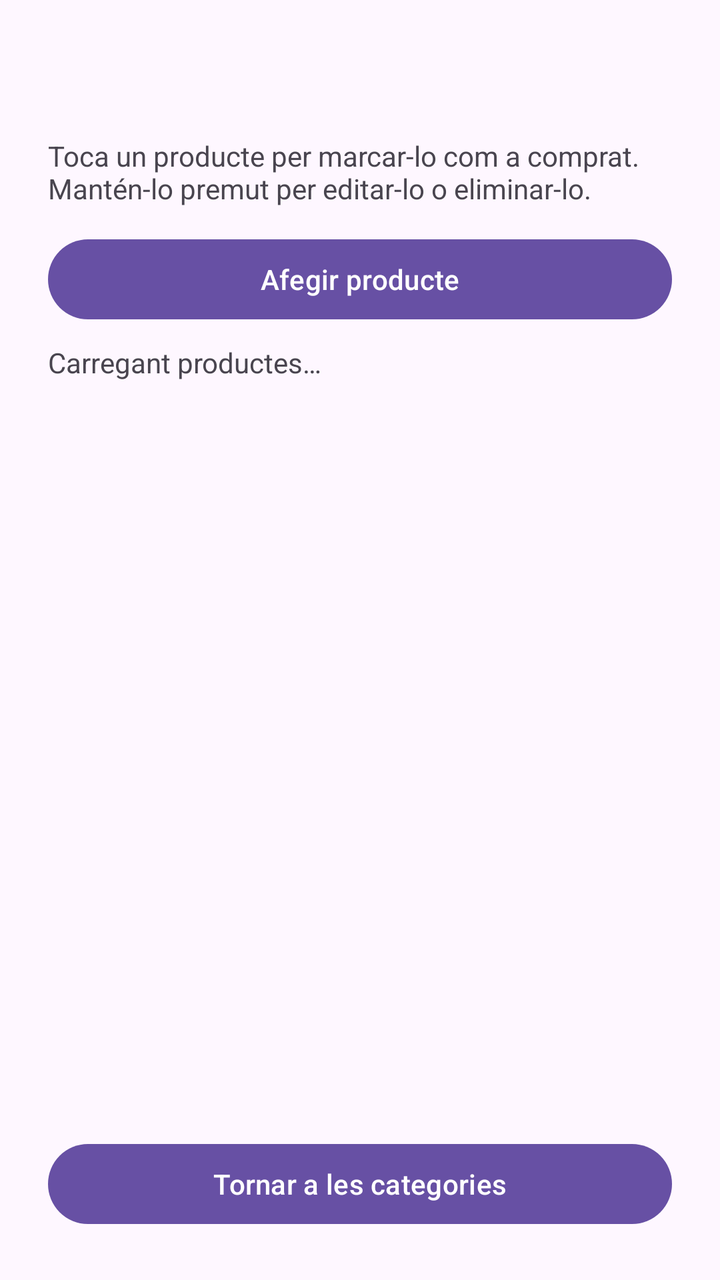
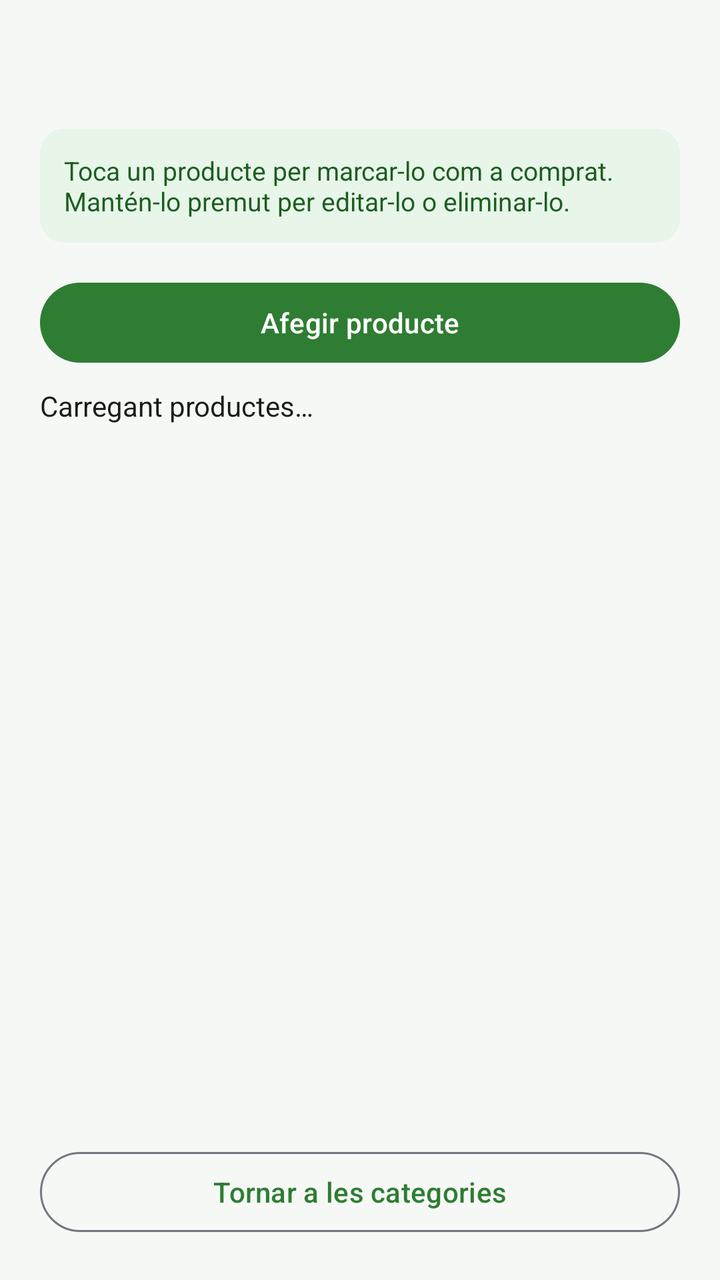

Compare the two renders of this Android layout. The source of the first and the diff that turns it into the second are given below.
<!-- AndroidManifest.xml: application theme Theme.LlistaCompra_Ousama_Aaron -->
<!-- res/layout/activity_productes.xml -->
<?xml version="1.0" encoding="utf-8"?>
<FrameLayout xmlns:android="http://schemas.android.com/apk/res/android"
    android:id="@+id/arrelProductes" android:layout_width="match_parent" android:layout_height="match_parent">
    <LinearLayout android:layout_width="match_parent" android:layout_height="match_parent"
        android:orientation="vertical" android:padding="24dp">
        <TextView android:id="@+id/tvTitolProductes" android:layout_width="match_parent"
            android:layout_height="wrap_content" android:textSize="24sp" android:textStyle="bold" />
        <TextView android:layout_width="match_parent" android:layout_height="wrap_content"
            android:layout_marginTop="12dp" android:text="@string/productes_ajuda" />
        <Button android:id="@+id/btnAfegirProducte" android:layout_width="match_parent"
            android:layout_height="wrap_content" android:layout_marginTop="12dp" android:text="@string/productes_afegir" />
        <TextView android:id="@+id/tvEstatProductes" android:layout_width="match_parent"
            android:layout_height="wrap_content" android:accessibilityLiveRegion="polite"
            android:text="@string/productes_carregant" android:layout_marginVertical="8dp" />
        <ListView android:id="@+id/lvProductes" android:layout_width="match_parent"
            android:layout_height="0dp" android:layout_weight="1" android:choiceMode="multipleChoice" />
        <Button android:id="@+id/btnTornarCategories" android:layout_width="match_parent"
            android:layout_height="wrap_content" android:text="@string/productes_tornar" />
    </LinearLayout>
</FrameLayout>
<!-- resources referenced by this layout -->
<resources>
  <string name="productes_afegir">Afegir producte</string>
  <string name="productes_ajuda">Toca un producte per marcar-lo com a comprat. Mantén-lo premut per editar-lo o eliminar-lo.</string>
  <string name="productes_carregant">Carregant productes…</string>
  <string name="productes_tornar">Tornar a les categories</string>
  <style name="Theme.LlistaCompra_Ousama_Aaron" parent="Base.Theme.LlistaCompra_Ousama_Aaron" />
  <style name="Base.Theme.LlistaCompra_Ousama_Aaron" parent="Theme.Material3.DayNight.NoActionBar">
          
          
      </style>
</resources>

<!-- the commit's change to res/layout/activity_productes.xml (unified diff, before → after) -->
@@ -1,20 +1,70 @@
 <?xml version="1.0" encoding="utf-8"?>
 <FrameLayout xmlns:android="http://schemas.android.com/apk/res/android"
-    android:id="@+id/arrelProductes" android:layout_width="match_parent" android:layout_height="match_parent">
-    <LinearLayout android:layout_width="match_parent" android:layout_height="match_parent"
-        android:orientation="vertical" android:padding="24dp">
-        <TextView android:id="@+id/tvTitolProductes" android:layout_width="match_parent"
-            android:layout_height="wrap_content" android:textSize="24sp" android:textStyle="bold" />
-        <TextView android:layout_width="match_parent" android:layout_height="wrap_content"
-            android:layout_marginTop="12dp" android:text="@string/productes_ajuda" />
-        <Button android:id="@+id/btnAfegirProducte" android:layout_width="match_parent"
-            android:layout_height="wrap_content" android:layout_marginTop="12dp" android:text="@string/productes_afegir" />
-        <TextView android:id="@+id/tvEstatProductes" android:layout_width="match_parent"
-            android:layout_height="wrap_content" android:accessibilityLiveRegion="polite"
-            android:text="@string/productes_carregant" android:layout_marginVertical="8dp" />
-        <ListView android:id="@+id/lvProductes" android:layout_width="match_parent"
-            android:layout_height="0dp" android:layout_weight="1" android:choiceMode="multipleChoice" />
-        <Button android:id="@+id/btnTornarCategories" android:layout_width="match_parent"
-            android:layout_height="wrap_content" android:text="@string/productes_tornar" />
+    android:id="@+id/arrelProductes"
+    android:layout_width="match_parent"
+    android:layout_height="match_parent"
+    android:background="?android:attr/colorBackground">
+
+    <LinearLayout
+        android:layout_width="match_parent"
+        android:layout_height="match_parent"
+        android:orientation="vertical"
+        android:padding="20dp">
+
+        <TextView
+            android:id="@+id/tvTitolProductes"
+            android:layout_width="match_parent"
+            android:layout_height="wrap_content"
+            android:textColor="?attr/colorPrimary"
+            android:textSize="24sp"
+            android:textStyle="bold" />
+
+        <TextView
+            android:layout_width="match_parent"
+            android:layout_height="wrap_content"
+            android:layout_marginTop="12dp"
+            android:background="@drawable/bg_info_box"
+            android:padding="12dp"
+            android:text="@string/productes_ajuda"
+            android:textColor="?attr/colorOnPrimaryContainer"
+            android:textSize="13sp" />
+
+        <Button
+            android:id="@+id/btnAfegirProducte"
+            style="@style/Widget.Material3.Button"
+            android:layout_width="match_parent"
+            android:layout_height="wrap_content"
+            android:layout_marginTop="16dp"
+            android:minHeight="48dp"
+            android:text="@string/productes_afegir" />
+
+        <TextView
+            android:id="@+id/tvEstatProductes"
+            android:layout_width="match_parent"
+            android:layout_height="wrap_content"
+            android:layout_marginVertical="8dp"
+            android:accessibilityLiveRegion="polite"
+            android:text="@string/productes_carregant"
+            android:textColor="?attr/colorOnSurface"
+            android:textSize="14sp" />
+
+        <ListView
+            android:id="@+id/lvProductes"
+            android:layout_width="match_parent"
+            android:layout_height="0dp"
+            android:layout_weight="1"
+            android:choiceMode="multipleChoice"
+            android:divider="@null"
+            android:dividerHeight="0dp" />
+
+        <Button
+            android:id="@+id/btnTornarCategories"
+            style="@style/Widget.Material3.Button.OutlinedButton"
+            android:layout_width="match_parent"
+            android:layout_height="wrap_content"
+            android:layout_marginTop="12dp"
+            android:minHeight="48dp"
+            android:text="@string/productes_tornar" />
+
     </LinearLayout>
 </FrameLayout>
<!-- resource entries referenced after the edit -->
@@ -1,13 +1,34 @@
 <!-- resources referenced by this layout -->
 <resources>
+  <!-- drawable bg_info_box (drawable) -->
+  <?xml version="1.0" encoding="utf-8"?>
+  <shape xmlns:android="http://schemas.android.com/apk/res/android"
+      android:shape="rectangle">
+      <solid android:color="?attr/colorPrimaryContainer" />
+      <corners android:radius="12dp" />
+  </shape>
   <string name="productes_afegir">Afegir producte</string>
   <string name="productes_ajuda">Toca un producte per marcar-lo com a comprat. Mantén-lo premut per editar-lo o eliminar-lo.</string>
   <string name="productes_carregant">Carregant productes…</string>
   <string name="productes_tornar">Tornar a les categories</string>
   <style name="Theme.LlistaCompra_Ousama_Aaron" parent="Base.Theme.LlistaCompra_Ousama_Aaron" />
   <style name="Base.Theme.LlistaCompra_Ousama_Aaron" parent="Theme.Material3.DayNight.NoActionBar">
-          
-          
+          <item name="colorPrimary">@color/green_primary</item>
+          <item name="colorOnPrimary">@color/white</item>
+          <item name="colorPrimaryContainer">@color/green_primary_container</item>
+          <item name="colorOnPrimaryContainer">@color/green_on_primary_container</item>
+          <item name="android:colorBackground">@color/bg_light</item>
+          <item name="colorSurface">@color/surface_light</item>
+          <item name="colorOnSurface">@color/text_primary_light</item>
+          <item name="colorError">@color/error_red</item>
       </style>
+  <color name="green_primary">#2E7D32</color>
+  <color name="white">#FFFFFFFF</color>
+  <color name="green_primary_container">#E8F5E9</color>
+  <color name="green_on_primary_container">#1B5E20</color>
+  <color name="bg_light">#F6F8F6</color>
+  <color name="surface_light">#FFFFFFFF</color>
+  <color name="text_primary_light">#1A1C1A</color>
+  <color name="error_red">#B00020</color>
 </resources>
 
